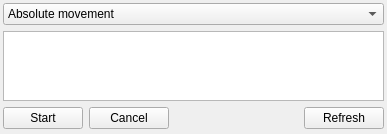
The window that itomWidgets/ui/motorAxisController.ui (itom-project/itom) describes before a commit, drawn with Qt 5.
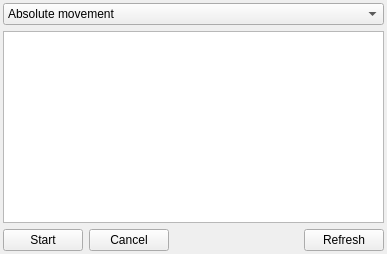
The same window after the commit.

```diff
--- a/itomWidgets/ui/motorAxisController.ui
+++ b/itomWidgets/ui/motorAxisController.ui
@@ -68,9 +68,6 @@
      <property name="contextMenuPolicy">
       <enum>Qt::CustomContextMenu</enum>
      </property>
-     <property name="sizeAdjustPolicy">
-      <enum>QAbstractScrollArea::AdjustToContents</enum>
-     </property>
      <property name="editTriggers">
       <set>QAbstractItemView::NoEditTriggers</set>
      </property>
```
